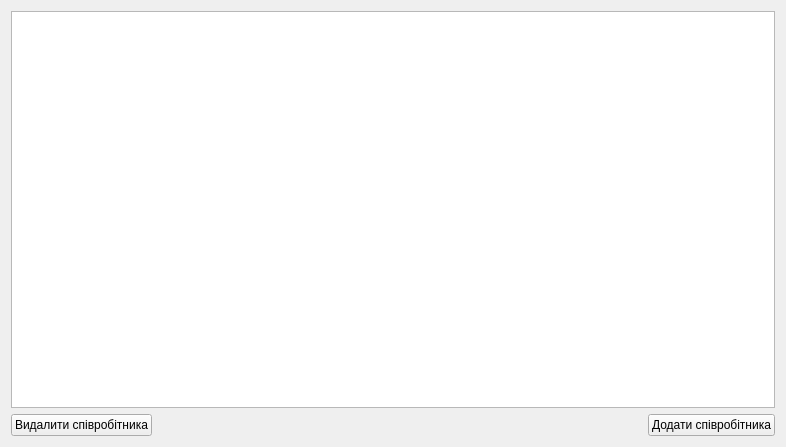
Old version of the form src/View/MenuAdmin/menuemployees.ui in the repository Fyz-dev/GunStore.
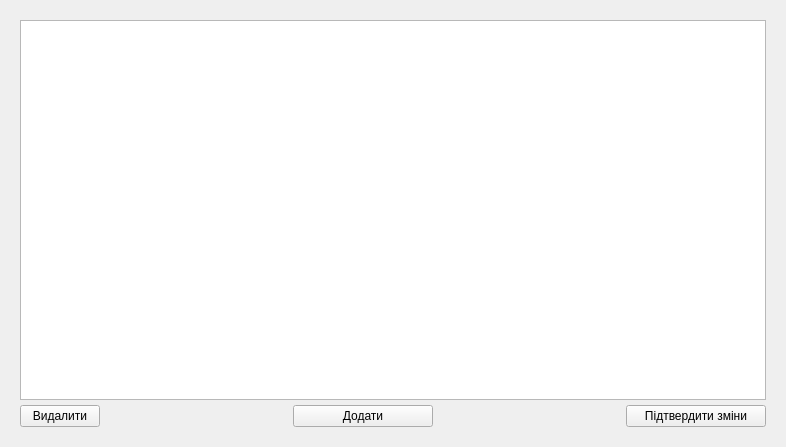
New version of the form.

What changed in the file:
```diff
--- a/src/View/MenuAdmin/menuemployees.ui
+++ b/src/View/MenuAdmin/menuemployees.ui
@@ -14,6 +14,21 @@
    <string>Form</string>
   </property>
   <layout class="QVBoxLayout" name="verticalLayout">
+   <property name="spacing">
+    <number>5</number>
+   </property>
+   <property name="leftMargin">
+    <number>20</number>
+   </property>
+   <property name="topMargin">
+    <number>20</number>
+   </property>
+   <property name="rightMargin">
+    <number>20</number>
+   </property>
+   <property name="bottomMargin">
+    <number>20</number>
+   </property>
    <item>
     <widget class="QTableView" name="tableView_2"/>
    </item>
@@ -22,7 +37,7 @@
      <item>
       <widget class="QPushButton" name="buttonDeleteEmployees">
        <property name="text">
-        <string>Видалити співробітника</string>
+        <string>Видалити</string>
        </property>
       </widget>
      </item>
@@ -41,8 +56,40 @@
      </item>
      <item>
       <widget class="QPushButton" name="buttonAddEmployees">
+       <property name="minimumSize">
+        <size>
+         <width>140</width>
+         <height>0</height>
+        </size>
+       </property>
        <property name="text">
-        <string>Додати співробітника</string>
+        <string>Додати</string>
+       </property>
+      </widget>
+     </item>
+     <item>
+      <spacer name="horizontalSpacer">
+       <property name="orientation">
+        <enum>Qt::Horizontal</enum>
+       </property>
+       <property name="sizeHint" stdset="0">
+        <size>
+         <width>40</width>
+         <height>20</height>
+        </size>
+       </property>
+      </spacer>
+     </item>
+     <item>
+      <widget class="QPushButton" name="buttonApplyChanges">
+       <property name="minimumSize">
+        <size>
+         <width>140</width>
+         <height>0</height>
+        </size>
+       </property>
+       <property name="text">
+        <string>Підтвердити зміни</string>
        </property>
       </widget>
      </item>
```
Left out of the diff: 2 changed lines with no effect on the pictures.
